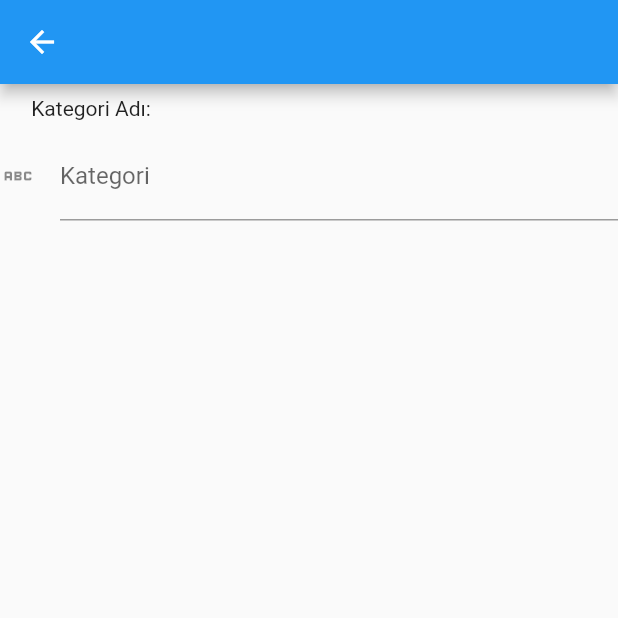
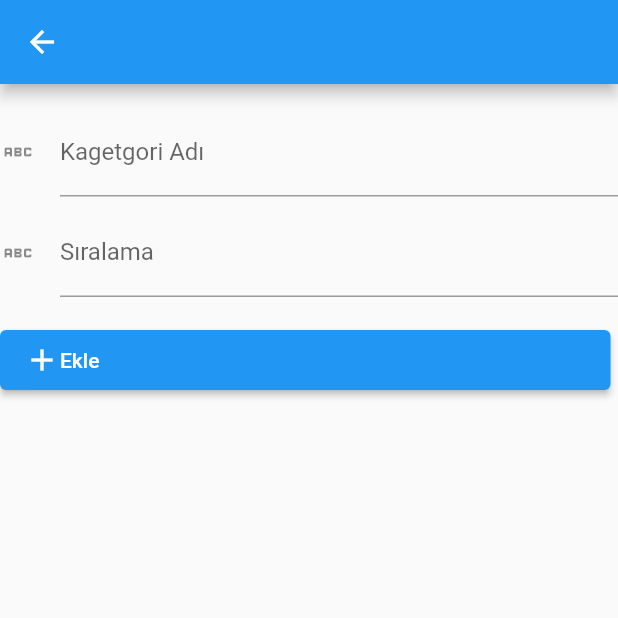
Before and after one commit to zeynepdurmus58/works, a Flutter app: the CategoriesScreen screen opened by its route, on a phone screen of 412 x 824 dp, the top half of it. Run offline on Flutter 3.47's test engine with Material 2 defaults, Android fonts, the phone set to English and light mode, and no system bars; our stand-ins replace go_router, isar; accounts and stored records are empty; generated files the repository leaves out were written again.

Commit message:
ekle butonu eklendi

```diff
--- a/work0/lib/screens/categories_screen.dart
+++ b/work0/lib/screens/categories_screen.dart
@@ -2,6 +2,9 @@
 
 import 'package:flutter/material.dart';
 import 'package:isar/isar.dart';
+
+import '../db/wallet.dart';
+import '../widgets/my_text_field.dart';
 
 class CategoriesScreen extends StatefulWidget {
   const CategoriesScreen({super.key});
@@ -13,6 +16,32 @@ class CategoriesScreen extends StatefulWidget {
 class _CategoriesScreenState extends State<CategoriesScreen> {
 
   late Isar isar;
+
+  openConnection() async {
+    try {
+      isar = await Isar.open([CategorySchema]);
+    } catch (e) {}
+    setState(() {});
+  }
+
+  closeConnection() async {
+    try {
+      await isar.close();
+    } catch (e) {}
+    //setState(() {});
+  }
+
+  @override
+  void initState() {
+    openConnection();
+    super.initState();
+  }
+
+  @override
+  void dispose() {
+    closeConnection();
+    super.dispose();
+  }
 
   TextEditingController nameController = TextEditingController();
   TextEditingController orderController = TextEditingController();
@@ -32,26 +61,75 @@ class _CategoriesScreenState extends State<CategoriesScreen> {
           SizedBox(
             height: 8,
           ),
-          Text("      Kategori Adı: "),
+          //Text("      Kategori Adı: "),
           SizedBox(
             height: 8,
           ),
-           TextFormField(
-            decoration: const InputDecoration(
-              icon: Icon(Icons.abc),
-              hintText: 'Kategori Adı',
-              labelText: 'Kategori',
+           MyTextField(
+            hint: "Kategori",
+            label: "Kagetgori Adı",
+            onChanged: (value) {
+              name = value;
+            },
+           ),
+            SizedBox(
+            height: 8,
+          ),
+          MyTextField(
+            hint: "Sıralama",
+            label: "Sıralama ",
+            onChanged: (value) {
+              try {
+                if(value.isEmpty) {
+                  order = 0;
+                } else {
+                  order = int.parse(value);
+                }
+                order = int.parse(value);
+                setState(() {});
+              } catch(e) {
+                ScaffoldMessenger.of(context).showSnackBar(SnackBar(content: Text("Sıralama sayı olması gerekiyor")));
+              }
+            },
+           ),
+          SizedBox(height: 18,),
+          Row(
+              children: [
+                Expanded(
+                    child: ElevatedButton(
+                        onPressed: () {
+                          //addCategory();
+                        },
+                        child: Padding(
+                          padding: const EdgeInsets.symmetric(vertical: 8.0),
+                          child: Row(
+                            children: [
+                              Icon(Icons.add),
+                              Text(addMode ? 'Ekle' : 'Düzenle'),
+                            ],
+                          ),
+                        ))),
+                SizedBox(width: 5.0),
+                !addMode
+                    ? Expanded(
+                        child: ElevatedButton(
+                            onPressed: () {
+                              addMode = true;
+                              setState(() {});
+                            },
+                            child: Padding(
+                              padding:
+                                  const EdgeInsets.symmetric(vertical: 8.0),
+                              child: Row(
+                                children: [
+                                  Icon(Icons.cancel),
+                                  Text('Iptal'),
+                                ],
+                              ),
+                            )))
+                    : SizedBox(),
+              ],
             ),
-            onSaved: (String? value) {
-              // This optional block of code can be used to run
-              // code when the user saves the form.
-            },
-            validator: (String? value) {
-              return (value != null && value.contains('@'))
-                  ? 'Do not use the @ char.'
-                  : null;
-            },
-          )
         ],
       ),
     );
--- /dev/null
+++ b/work0/lib/widgets/my_text_field.dart
@@ -0,0 +1,33 @@
+import 'package:flutter/material.dart';
+
+class MyTextField extends StatelessWidget {
+  final String hint;
+  final String label;
+  final Function(String)? onChanged;
+  const MyTextField({
+    Key? key,
+    required this.hint,
+    required this.label,
+    this.onChanged,
+  }) : super(key: key);
+
+  @override
+  Widget build(BuildContext context) {
+    return TextFormField(
+      decoration: InputDecoration(
+        icon: Icon(Icons.abc),
+        hintText: hint,
+        labelText: label,
+      ),
+      onSaved: (String? value) {
+        // This optional block of code can be used to run
+        // code when the user saves the form.
+      },
+      /* validator: (String? value) {
+       return (value != null && value.contains('@'))
+           ? 'Do not use the @ char.'
+           : null;
+     }, */
+    );
+  }
+}
```
Also changed, not shown: work0/lib/db/wallet.dart (added, +47 -0 lines), work0/lib/screens/test_screen.dart (+52 -18 lines), work0/lib/db/wallet.g.dart (added).
